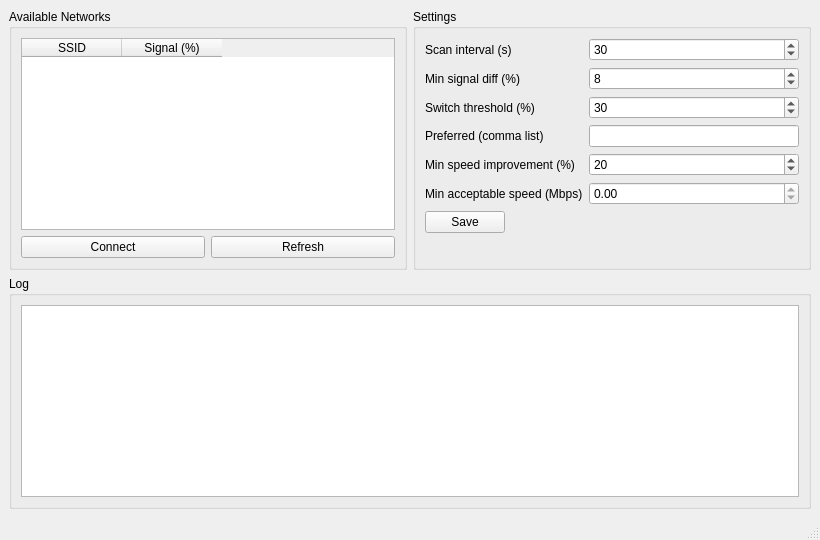
The window that ui/MainWindow.ui (dsbtek/smart-wifi-auto-roaming) describes before a commit, drawn with Qt 5.
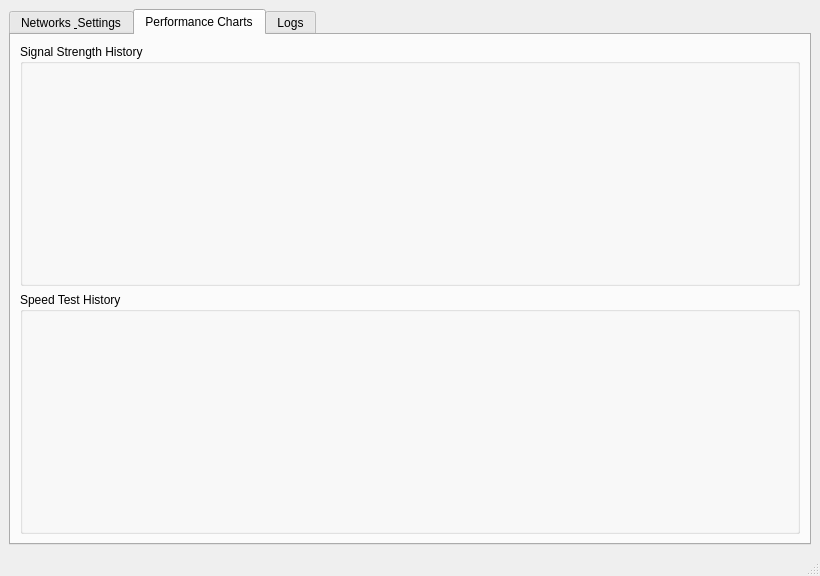
The same window after the commit. The open tabs and pages were chosen to show the change.

Patch:
```diff
--- a/ui/MainWindow.ui
+++ b/ui/MainWindow.ui
@@ -16,6 +16,16 @@
   <widget class="QWidget" name="centralwidget">
    <layout class="QVBoxLayout" name="verticalLayout">
     <item>
+     <widget class="QTabWidget" name="tabWidget">
+      <property name="currentIndex">
+       <number>0</number>
+      </property>
+      <widget class="QWidget" name="tabMain">
+       <attribute name="title">
+        <string>Networks &amp; Settings</string>
+       </attribute>
+       <layout class="QVBoxLayout" name="verticalLayout_2">
+        <item>
      <layout class="QHBoxLayout" name="topRow">
       <item>
        <widget class="QGroupBox" name="groupNetworks">
@@ -186,11 +196,64 @@
       </item>
      </layout>
     </item>
+       </layout>
+      </widget>
 
+      <widget class="QWidget" name="tabCharts">
+       <attribute name="title">
+        <string>Performance Charts</string>
+       </attribute>
+       <layout class="QVBoxLayout" name="verticalLayout_3">
+        <item>
+         <widget class="QGroupBox" name="groupSignalChart">
+          <property name="title">
+           <string>Signal Strength History</string>
+          </property>
+          <layout class="QVBoxLayout" name="vboxSignalChart">
+           <item>
+            <widget class="QWidget" name="signalChartContainer" native="true">
+             <property name="minimumSize">
+              <size>
+               <width>0</width>
+               <height>200</height>
+              </size>
+             </property>
+            </widget>
+           </item>
+          </layout>
+         </widget>
+        </item>
+        <item>
+         <widget class="QGroupBox" name="groupSpeedChart">
+          <property name="title">
+           <string>Speed Test History</string>
+          </property>
+          <layout class="QVBoxLayout" name="vboxSpeedChart">
+           <item>
+            <widget class="QWidget" name="speedChartContainer" native="true">
+             <property name="minimumSize">
+              <size>
+               <width>0</width>
+               <height>200</height>
+              </size>
+             </property>
+            </widget>
+           </item>
+          </layout>
+         </widget>
+        </item>
+       </layout>
+      </widget>
+
+      <widget class="QWidget" name="tabLogs">
+       <attribute name="title">
+        <string>Logs</string>
+       </attribute>
+       <layout class="QVBoxLayout" name="verticalLayout_4">
     <item>
      <widget class="QGroupBox" name="groupLog">
       <property name="title">
-       <string>Log</string>
+           <string>Event Log</string>
       </property>
       <layout class="QVBoxLayout" name="vboxLog">
        <item>
@@ -201,6 +264,10 @@
         </widget>
        </item>
       </layout>
+         </widget>
+        </item>
+       </layout>
+      </widget>
      </widget>
     </item>
    </layout>
```
Lines whose indentation alone changed are shown as unchanged.
